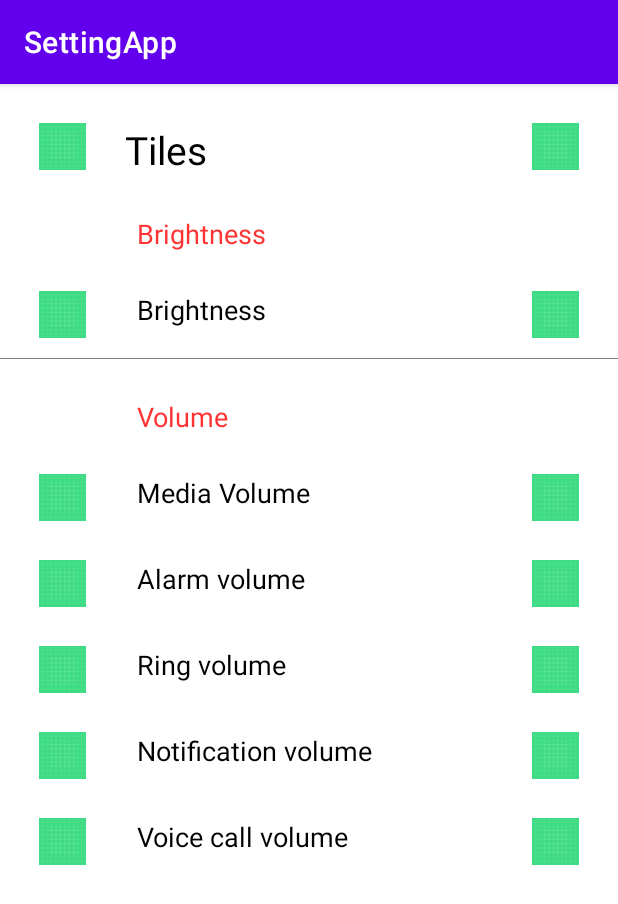
After one commit to ngluanit/quicksetting, an Android app: the SlidersActivity screen opened directly, with no data from a screen before it, on a phone screen of 412 x 824 dp. The commit adds this screen. Shown: the top 904 px of the screen. Run offline under Robolectric (Android 15) with nearby library versions, the phone set to English and light mode, and no system bars; our stand-ins replace sdp/ssp sizes.

Commit message:
add cide

```diff
--- /dev/null
+++ b/app/src/main/java/com/example/settingapp/sliders/SlidersActivity.kt
@@ -0,0 +1,12 @@
+package com.example.settingapp.sliders
+
+import androidx.appcompat.app.AppCompatActivity
+import android.os.Bundle
+import com.example.settingapp.R
+
+class SlidersActivity : AppCompatActivity() {
+    override fun onCreate(savedInstanceState: Bundle?) {
+        super.onCreate(savedInstanceState)
+        setContentView(R.layout.activity_sliders)
+    }
+}
--- /dev/null
+++ b/app/src/main/res/layout/activity_sliders.xml
@@ -0,0 +1,259 @@
+<?xml version="1.0" encoding="utf-8"?>
+<RelativeLayout xmlns:android="http://schemas.android.com/apk/res/android"
+    xmlns:app="http://schemas.android.com/apk/res-auto"
+    xmlns:tools="http://schemas.android.com/tools"
+    android:layout_width="match_parent"
+    android:layout_height="match_parent"
+    tools:context=".sliders.SlidersActivity">
+    <RelativeLayout
+        android:id="@+id/rlTop"
+        android:layout_width="match_parent"
+        android:layout_height="wrap_content"
+        android:layout_margin="@dimen/_20sdp">
+
+        <ImageView
+            android:id="@+id/imgBack"
+            android:layout_width="@dimen/_24sdp"
+            android:layout_height="@dimen/_24sdp"
+            android:src="@drawable/ic_launcher_background" />
+
+        <TextView
+            android:layout_toEndOf="@id/imgBack"
+            android:layout_marginStart="@dimen/_20sdp"
+            android:layout_width="wrap_content"
+            android:layout_centerVertical="true"
+            android:textColor="@color/black"
+            android:textSize="@dimen/_20sdp"
+            android:id="@+id/tvTitle"
+            android:layout_height="wrap_content"
+            android:text="Tiles"
+            android:layout_toRightOf="@id/imgBack"
+            android:layout_marginLeft="@dimen/_20sdp" />
+        <ImageView
+            android:layout_width="@dimen/_24sdp"
+            android:layout_height="@dimen/_24sdp"
+            android:src="@drawable/ic_launcher_background"
+            android:layout_alignParentEnd="true"
+            android:layout_alignParentRight="true" />
+    </RelativeLayout>
+    <TextView
+        android:id="@+id/tvBrig"
+        android:layout_width="wrap_content"
+        android:layout_height="wrap_content"
+        android:layout_below="@id/rlTop"
+        android:text="@string/brightness"
+        android:textSize="@dimen/_14sdp"
+        android:textColor="@color/red"
+        android:layout_marginStart="@dimen/_70sdp"
+        android:layout_marginLeft="@dimen/_20sdp" />
+    <RelativeLayout
+        android:id="@+id/rlBrig"
+        android:layout_below="@+id/tvBrig"
+        android:layout_marginTop="@dimen/_20sdp"
+        android:layout_marginStart="@dimen/_20sdp"
+        android:layout_width="match_parent"
+        android:layout_height="wrap_content"
+        android:layout_marginLeft="@dimen/_20sdp">
+        <ImageView
+            android:id="@+id/imgBrig"
+            android:layout_width="@dimen/_24sdp"
+            android:layout_height="@dimen/_24sdp"
+            android:src="@drawable/ic_launcher_background"/>
+        <TextView
+            android:id="@+id/tvBrigDes"
+            android:layout_width="wrap_content"
+            android:layout_height="wrap_content"
+            android:text="@string/brightness"
+            android:textSize="@dimen/_14sdp"
+            android:textColor="@color/black"
+            android:layout_marginStart="@dimen/_50sdp"
+            android:layout_marginLeft="@dimen/_20sdp" />
+        <ImageView
+            android:id="@+id/imgTurn"
+            android:layout_alignParentEnd="true"
+            android:layout_marginEnd="@dimen/_20sdp"
+            android:layout_width="@dimen/_24sdp"
+            android:layout_height="@dimen/_24sdp"
+            android:src="@drawable/ic_launcher_background"
+            android:layout_alignParentRight="true"
+            android:layout_marginRight="@dimen/_20sdp" />
+    </RelativeLayout>
+    <View
+        android:id="@+id/line1"
+        android:layout_width="match_parent"
+        android:layout_height="0.5dp"
+        android:layout_below="@+id/rlBrig"
+        android:layout_marginTop="@dimen/_10sdp"
+        android:background="#808080"/>
+    <TextView
+        android:id="@+id/tvVolume"
+        android:layout_width="wrap_content"
+        android:layout_height="wrap_content"
+        android:layout_below="@id/line1"
+        android:text="@string/volume"
+        android:textSize="@dimen/_14sdp"
+        android:textColor="@color/red"
+        android:layout_marginTop="@dimen/_20sdp"
+        android:layout_marginStart="@dimen/_70sdp"
+        android:layout_marginLeft="@dimen/_20sdp" />
+    <RelativeLayout
+        android:id="@+id/rlMedia"
+        android:layout_below="@+id/tvVolume"
+        android:layout_marginTop="@dimen/_20sdp"
+        android:layout_marginStart="@dimen/_20sdp"
+        android:layout_width="match_parent"
+        android:layout_height="wrap_content"
+        android:layout_marginLeft="@dimen/_20sdp">
+        <ImageView
+            android:id="@+id/imgMedia"
+            android:layout_width="@dimen/_24sdp"
+            android:layout_height="@dimen/_24sdp"
+            android:src="@drawable/ic_launcher_background"/>
+        <TextView
+            android:id="@+id/tvMedia"
+            android:layout_width="wrap_content"
+            android:layout_height="wrap_content"
+            android:text="@string/media_volume"
+            android:textSize="@dimen/_14sdp"
+            android:textColor="@color/black"
+            android:layout_marginStart="@dimen/_50sdp"
+            android:layout_marginLeft="@dimen/_20sdp" />
+        <ImageView
+            android:id="@+id/imgTurnMedia"
+            android:layout_alignParentEnd="true"
+            android:layout_marginEnd="@dimen/_20sdp"
+            android:layout_width="@dimen/_24sdp"
+            android:layout_height="@dimen/_24sdp"
+            android:src="@drawable/ic_launcher_background"
+            android:layout_alignParentRight="true"
+            android:layout_marginRight="@dimen/_20sdp" />
+    </RelativeLayout>
+    <RelativeLayout
+        android:id="@+id/rlAlarm"
+        android:layout_below="@+id/rlMedia"
+        android:layout_marginTop="@dimen/_20sdp"
+        android:layout_marginStart="@dimen/_20sdp"
+        android:layout_width="match_parent"
+        android:layout_height="wrap_content"
+        android:layout_marginLeft="@dimen/_20sdp">
+        <ImageView
+            android:id="@+id/imgAlarm"
+            android:layout_width="@dimen/_24sdp"
+            android:layout_height="@dimen/_24sdp"
+            android:src="@drawable/ic_launcher_background"/>
+        <TextView
+            android:id="@+id/tvAlarm"
+            android:layout_width="wrap_content"
+            android:layout_height="wrap_content"
+            android:text="@string/alarm_volume"
+            android:textSize="@dimen/_14sdp"
+            android:textColor="@color/black"
+            android:layout_marginStart="@dimen/_50sdp"
+            android:layout_marginLeft="@dimen/_20sdp" />
+        <ImageView
+            android:id="@+id/imgTurnAlarm"
+            android:layout_alignParentEnd="true"
+            android:layout_marginEnd="@dimen/_20sdp"
+            android:layout_width="@dimen/_24sdp"
+            android:layout_height="@dimen/_24sdp"
+            android:src="@drawable/ic_launcher_background"
+            android:layout_alignParentRight="true"
+            android:layout_marginRight="@dimen/_20sdp" />
+    </RelativeLayout>
+    <RelativeLayout
+        android:id="@+id/rlRing"
+        android:layout_below="@+id/rlAlarm"
+        android:layout_marginTop="@dimen/_20sdp"
+        android:layout_marginStart="@dimen/_20sdp"
+        android:layout_width="match_parent"
+        android:layout_height="wrap_content"
+        android:layout_marginLeft="@dimen/_20sdp">
+        <ImageView
+            android:id="@+id/imgRing"
+            android:layout_width="@dimen/_24sdp"
+            android:layout_height="@dimen/_24sdp"
+            android:src="@drawable/ic_launcher_background"/>
+        <TextView
+            android:id="@+id/tvRing"
+            android:layout_width="wrap_content"
+            android:layout_height="wrap_content"
+            android:text="@string/ring_volume"
+            android:textSize="@dimen/_14sdp"
+            android:textColor="@color/black"
+            android:layout_marginStart="@dimen/_50sdp"
+            android:layout_marginLeft="@dimen/_20sdp" />
+        <ImageView
+            android:id="@+id/imgTurnRing"
+            android:layout_alignParentEnd="true"
+            android:layout_marginEnd="@dimen/_20sdp"
+            android:layout_width="@dimen/_24sdp"
+            android:layout_height="@dimen/_24sdp"
+            android:src="@drawable/ic_launcher_background"
+            android:layout_alignParentRight="true"
+            android:layout_marginRight="@dimen/_20sdp" />
+    </RelativeLayout>
+    <RelativeLayout
+        android:id="@+id/rlNoti"
+        android:layout_below="@+id/rlRing"
+        android:layout_marginTop="@dimen/_20sdp"
+        android:layout_marginStart="@dimen/_20sdp"
+        android:layout_width="match_parent"
+        android:layout_height="wrap_content"
+        android:layout_marginLeft="@dimen/_20sdp">
+        <ImageView
+            android:id="@+id/imgNoti"
+            android:layout_width="@dimen/_24sdp"
+            android:layout_height="@dimen/_24sdp"
+            android:src="@drawable/ic_launcher_background"/>
+        <TextView
+            android:id="@+id/tvNoti"
+            android:layout_width="wrap_content"
+            android:layout_height="wrap_content"
+            android:text="@string/notification_volume"
+            android:textSize="@dimen/_14sdp"
+            android:textColor="@color/black"
+            android:layout_marginStart="@dimen/_50sdp"
+            android:layout_marginLeft="@dimen/_20sdp" />
+        <ImageView
+            android:id="@+id/imgTurnNoti"
+            android:layout_alignParentEnd="true"
+            android:layout_marginEnd="@dimen/_20sdp"
+            android:layout_width="@dimen/_24sdp"
+            android:layout_height="@dimen/_24sdp"
+            android:src="@drawable/ic_launcher_background"
+            android:layout_alignParentRight="true"
+            android:layout_marginRight="@dimen/_20sdp" />
+    </RelativeLayout>
+    <RelativeLayout
+        android:id="@+id/rlVoice"
+        android:layout_below="@+id/rlNoti"
+        android:layout_marginTop="@dimen/_20sdp"
+        android:layout_marginStart="@dimen/_20sdp"
+        android:layout_width="match_parent"
+        android:layout_height="wrap_content"
+        android:layout_marginLeft="@dimen/_20sdp">
+        <ImageView
+            android:id="@+id/imgVoice"
+            android:layout_width="@dimen/_24sdp"
+            android:layout_height="@dimen/_24sdp"
+            android:src="@drawable/ic_launcher_background"/>
+        <TextView
+            android:id="@+id/tvVoice"
+            android:layout_width="wrap_content"
+            android:layout_height="wrap_content"
+            android:text="@string/voice_call_volume"
+            android:textSize="@dimen/_14sdp"
+            android:textColor="@color/black"
+            android:layout_marginStart="@dimen/_50sdp"
+            android:layout_marginLeft="@dimen/_20sdp" />
+        <ImageView
+            android:id="@+id/imgTurnVoice"
+            android:layout_alignParentEnd="true"
+            android:layout_marginEnd="@dimen/_20sdp"
+            android:layout_width="@dimen/_24sdp"
+            android:layout_height="@dimen/_24sdp"
+            android:src="@drawable/ic_launcher_background"
+            android:layout_alignParentRight="true"
+            android:layout_marginRight="@dimen/_20sdp" />
+    </RelativeLayout>
+</RelativeLayout>
--- a/app/src/main/res/layout/grid_item.xml
+++ b/app/src/main/res/layout/grid_item.xml
@@ -55,6 +55,7 @@
             app:cardCornerRadius="20dp">
 
             <LinearLayout
+                android:id="@+id/lnSlides"
                 android:layout_width="match_parent"
                 android:layout_height="wrap_content"
                 android:orientation="horizontal">
@@ -87,6 +88,7 @@
             app:cardCornerRadius="20dp">
 
             <LinearLayout
+                android:id="@+id/lnColors"
                 android:layout_width="match_parent"
                 android:layout_height="wrap_content"
                 android:orientation="horizontal">
--- a/app/src/main/res/values/colors.xml
+++ b/app/src/main/res/values/colors.xml
@@ -9,4 +9,5 @@
     <color name="white">#FFFFFFFF</color>
     <color name="color_toolbar1">#3367D6</color>
     <color name="text_primary">#f1604b</color>
+    <color name="red">#FF3333</color>
 </resources>
--- a/app/src/main/res/values/strings.xml
+++ b/app/src/main/res/values/strings.xml
@@ -35,7 +35,7 @@
     <string name="inactive">Inactive</string>
     <string name="night_mode">Night mode</string>
     <string name="music_player">Music player</string>
-    <string name="select_a_method_to_toggle_secure_settings_nsuch_as_mobile_data">Select a method to toggle secure settings<br/>such as mobile data</string>
+    <string name="select_a_method_to_toggle_secure_settings_nsuch_as_mobile_data">Select a method to toggle secure settings<br />such as mobile data</string>
 
     <string name="service_running">Service running</string>
     <string name="titles">Titles</string>
@@ -51,4 +51,16 @@
     <string name="screen_timeout">Screen timeout</string>
     <string name="normal">Normal</string>
     <string name="adb_root">ADB/Root</string>
+    <string name="brightness">Brightness</string>
+    <string name="volume">Volume</string>
+    <string name="media_volume">Media Volume</string>
+    <string name="alarm_volume">Alarm volume</string>
+    <string name="ring_volume">Ring volume</string>
+    <string name="notification_volume">Notification volume</string>
+    <string name="voice_call_volume">Voice call volume</string>
+    <string name="these_settings_are_premium_features_nto_unlock_them_buy_premium">These settings are premium features.<br />To unlock them,buy premium.</string>
+    <string name="purchase">purchase</string>
+    <string name="customise_individual_colors_and_transparency">Customise Individual Colors and Transparency</string>
+    <string name="tile_styles">Tile Styles</string>
+    <string name="set_panel_image">Set Panel Image</string>
 </resources>
```
Also changed, not shown: app/src/main/AndroidManifest.xml (+6 -5 lines), app/src/main/java/com/example/miui_ify/MainActivity.java (+19 -1 lines), app/src/main/java/com/example/settingapp/colors/ColorsActivity.kt (added, +12 -0 lines), app/src/main/java/com/example/settingapp/tilestyle/TileStylesActivity.kt (added, +12 -0 lines), app/src/main/res/layout/activity_colors.xml (added, +183 -0 lines), app/src/main/res/layout/activity_tile_styles.xml (added, +54 -0 lines).
